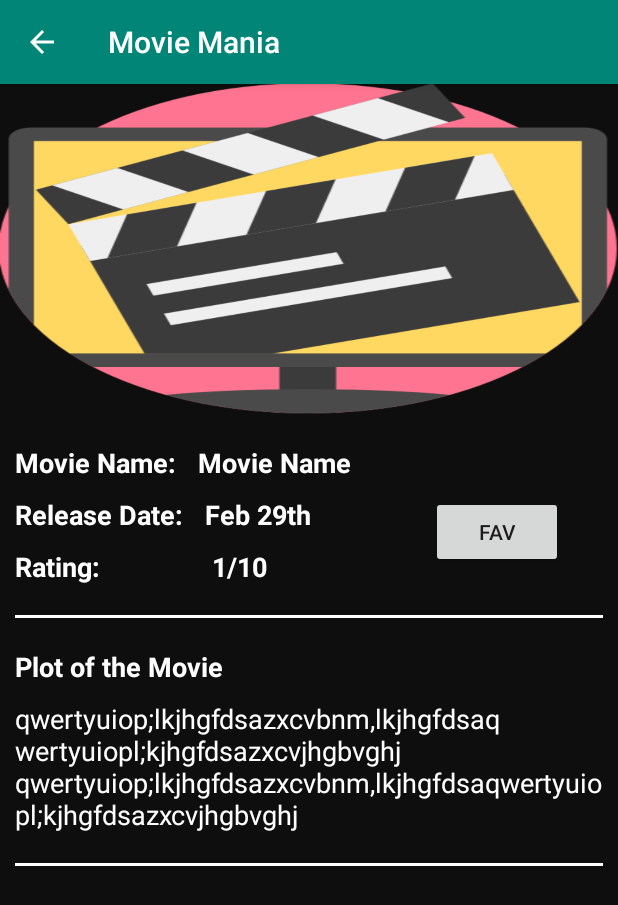
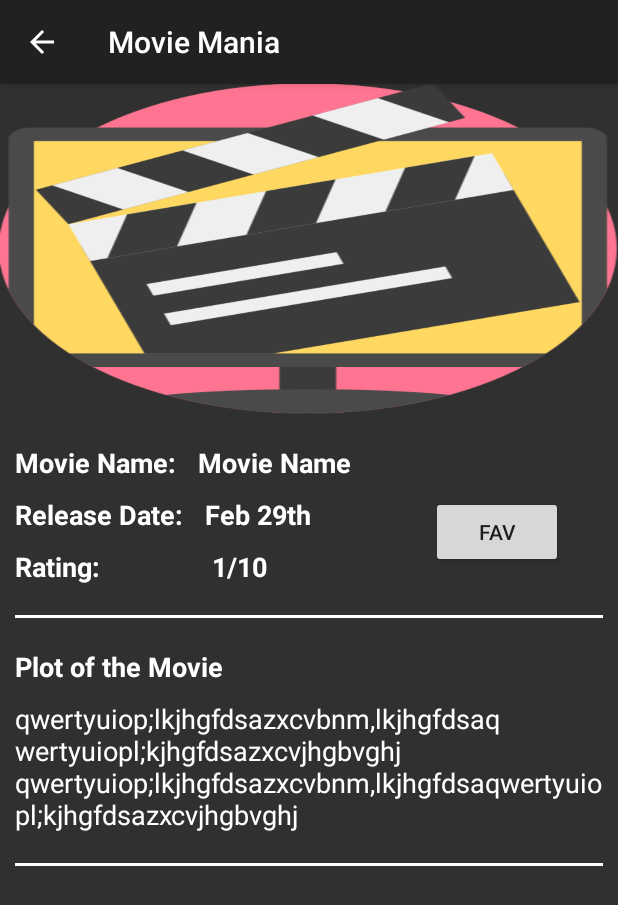
Before and after one commit to Abhishekds94/Movie-Maina, an Android app: the DetailActivity screen opened directly, with no data from a screen before it, on a phone screen of 412 x 824 dp. Shown: the top 905 px of the screen. Run offline under Robolectric (Android 15) with nearby library versions, the phone set to English and light mode, and no system bars; our stand-ins replace Picasso; pictures from the network do not load.

Commit message:
Dark mode colors

```diff
--- a/app/src/main/java/com/abhishek/moviemania/DashboardActivity.java
+++ b/app/src/main/java/com/abhishek/moviemania/DashboardActivity.java
@@ -85,7 +85,7 @@ public class DashboardActivity extends AppCompatActivity {
 
         ApiInterface apiInterface = ApiClient.getApiClient().create((ApiInterface.class));
         Call<Result> call;
-        call = apiInterface.getResult(API_KEY, page_number);
+        call = apiInterface.getResult(API_KEY);
         call.enqueue(new Callback<Result>() {
             @Override
             public void onResponse(Call<Result> call, Response<Result> response) {
@@ -112,7 +112,7 @@ public class DashboardActivity extends AppCompatActivity {
     public void LoadJson(){
         ApiInterface apiInterface = ApiClient.getApiClient().create((ApiInterface.class));
         Call<Result> call;
-        call = apiInterface.getResult(API_KEY,page_number);
+        call = apiInterface.getResult(API_KEY);
         call.enqueue(new Callback<Result>() {
             @Override
             public void onResponse(Call<Result> call, Response<Result> response) {
--- a/app/src/main/res/layout/activity_dashboard.xml
+++ b/app/src/main/res/layout/activity_dashboard.xml
@@ -6,7 +6,7 @@
     android:orientation="vertical"
     android:layout_width="match_parent"
     android:layout_height="match_parent"
-    android:background="#0F0E0E"
+    android:background="#303030"
     android:id="@+id/dashboard">
 
     <androidx.recyclerview.widget.RecyclerView
--- a/app/src/main/res/layout/activity_detail.xml
+++ b/app/src/main/res/layout/activity_detail.xml
@@ -3,7 +3,7 @@
     xmlns:android="http://schemas.android.com/apk/res/android"
     android:layout_width="match_parent"
     android:layout_height="match_parent"
-    android:background="#0F0E0E">
+    android:background="#303030">
 
     <ScrollView
         android:layout_width="match_parent"
--- a/app/src/main/res/layout/cardview_item_movie.xml
+++ b/app/src/main/res/layout/cardview_item_movie.xml
@@ -28,7 +28,8 @@
             android:text="qwerty"
             android:textSize="14sp"
             android:gravity="center"
-            android:textColor="#000"/>
+            android:textColor="#fff"
+            android:background="#ca3e47"/>
 
     </LinearLayout>
 
--- a/app/src/main/res/values/colors.xml
+++ b/app/src/main/res/values/colors.xml
@@ -1,6 +1,6 @@
 <?xml version="1.0" encoding="utf-8"?>
 <resources>
-    <color name="colorPrimary">#008577</color>
-    <color name="colorPrimaryDark">#00574B</color>
+    <color name="colorPrimary">#212121</color>
+    <color name="colorPrimaryDark">#000000</color>
     <color name="colorAccent">#D81B60</color>
 </resources>
```
Also changed, not shown: app/src/main/java/com/abhishek/moviemania/API/ApiInterface.java (+6 -2 lines), app/src/main/res/menu/main_menu.xml (added, +11 -0 lines).
